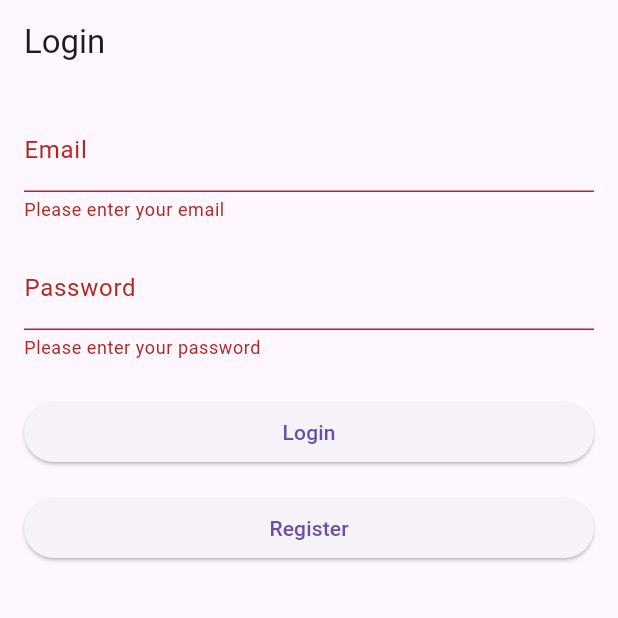
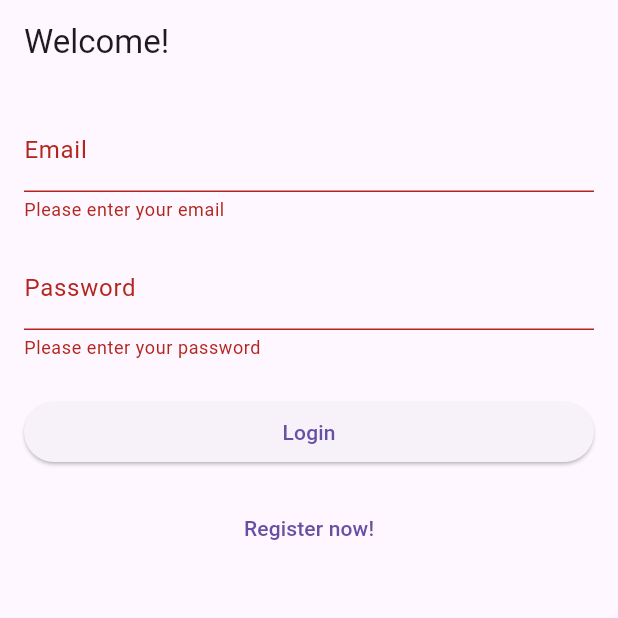
Before and after one commit to MoryaNischay/securip, a Flutter app: the screen it shows after launch, after a tap on "Register", after a tap on "Login", on a phone screen of 412 x 824 dp, the top half of it. Run offline on Flutter 3.47's test engine with Material 3 defaults, Android fonts, the light colour scheme and no system bars; our stand-ins replace firebase_auth, firebase_core; accounts and stored records are empty.

Commit message:
Made Connected Devices and implemented Login/Reg

```diff
--- a/lib/main.dart
+++ b/lib/main.dart
@@ -1,8 +1,9 @@
 import 'package:firebase_core/firebase_core.dart';
 import 'package:flutter/material.dart';
 import 'package:firebase_auth/firebase_auth.dart';
+
 import 'screens/login.dart'; // Replace with your actual file name
-
+import 'screens/condevs.dart';
 void main() async {
   WidgetsFlutterBinding.ensureInitialized();
   await Firebase.initializeApp();
@@ -22,30 +23,57 @@ class MyApp extends StatelessWidget {
         stream: FirebaseAuth.instance.authStateChanges(),
         builder: (context, snapshot) {
           if (snapshot.hasData) {
-            // User is logged in, navigate to the home screen
-            return HomeScreen(); // Replace with your home screen widget
+            final user = snapshot.data!; // Get the logged-in user object
+
+            // Navigate to the home screen with user data
+            return HomeScreen(user: user);
           } else {
-            // User is not logged in, show the login screen
-            return const LoginPage();
+            return LoginPage();
           }
         },
       ),
-      routes: {
-        '/home': (context) => HomeScreen(), // Replace with your home screen widget
-      },
     );
   }
 }
 
 class HomeScreen extends StatelessWidget {
+  final User user;
+
+  const HomeScreen({Key? key, required this.user}) : super(key: key);
+
   @override
   Widget build(BuildContext context) {
     return Scaffold(
       appBar: AppBar(
         title: const Text('Home'),
+        actions: [
+          IconButton(
+            icon: const Icon(Icons.logout),
+            onPressed: () async {
+              // Implement your logout logic here
+              await FirebaseAuth.instance.signOut();
+              // Navigate back to the login page or any other desired screen
+              Navigator.pushReplacementNamed(context, '/login');
+            },
+          ),
+        ],
       ),
-      body: const Center(
-        child: Text('Welcome to your app!'),
+      body: Center(
+        child: Column(
+          mainAxisAlignment: MainAxisAlignment.center,
+          children: [
+            Text('Welcome to SECURIPI!, ${user.email}!'),
+            ElevatedButton(
+              onPressed: () {
+                Navigator.push(
+                  context,
+                  MaterialPageRoute(builder: (context) => ConDevsPage()),
+                );
+              },
+              child: const Text('View Device Status'),
+            )
+          ],
+        ),
       ),
     );
   }
--- a/lib/screens/login.dart
+++ b/lib/screens/login.dart
@@ -12,6 +12,7 @@ class _LoginPageState extends State<LoginPage> {
   final _formKey = GlobalKey<FormState>();
   final _emailController = TextEditingController();
   final _passwordController = TextEditingController();
+  bool _isRegisterMode = true; // Set default mode to register
 
   @override
   void dispose() {
@@ -20,39 +21,32 @@ class _LoginPageState extends State<LoginPage> {
     super.dispose();
   }
 
-  Future<void> _signInWithEmailAndPassword() async {
+  Future<void> _submitForm() async {
     if (_formKey.currentState!.validate()) {
       try {
-        await FirebaseAuth.instance.signInWithEmailAndPassword(
-          email: _emailController.text.trim(),
-          password: _passwordController.text.trim(),
-        );
-        // Successful login, navigate to the next screen
-        Navigator.pushReplacementNamed(context, '/home'); // Replace with your home screen route
+        if (_isRegisterMode) {
+          // Register
+          await FirebaseAuth.instance.createUserWithEmailAndPassword(
+            email: _emailController.text.trim(),
+            password: _passwordController.text.trim(),
+          );
+        } else {
+          // Login
+          await FirebaseAuth.instance.signInWithEmailAndPassword(
+            email: _emailController.text.trim(),
+            password: _passwordController.text.trim(),
+          );
+        }
+        // Successful login/registration, navigate to the next screen
+        Navigator.pushReplacementNamed(
+            context, '/home'); // Replace with your home screen route
       } on FirebaseAuthException catch (e) {
-        // Handle login errors
-        print('Failed to sign in: ${e.code}');
+        // Handle login/registration errors
+        print('Failed to ${_isRegisterMode ? 'register' : 'login'}: ${e.code}');
         ScaffoldMessenger.of(context).showSnackBar(
-          SnackBar(content: Text('Failed to sign in: ${e.code}')),
-        );
-      }
-    }
-  }
-
-  Future<void> _registerWithEmailAndPassword() async {
-    if (_formKey.currentState!.validate()) {
-      try {
-        await FirebaseAuth.instance.createUserWithEmailAndPassword(
-          email: _emailController.text.trim(),
-          password: _passwordController.text.trim(),
-        );
-        // Successful registration, navigate to the next screen
-        Navigator.pushReplacementNamed(context, '/home'); // Replace with your home screen route
-      } on FirebaseAuthException catch (e) {
-        // Handle registration errors
-        print('Failed to register: ${e.code}');
-        ScaffoldMessenger.of(context).showSnackBar(
-          SnackBar(content: Text('Failed to register: ${e.code}')),
+          SnackBar(
+              content: Text(
+                  'Failed to ${_isRegisterMode ? 'register' : 'login'}: ${e.code}')),
         );
       }
     }
@@ -62,7 +56,7 @@ class _LoginPageState extends State<LoginPage> {
   Widget build(BuildContext context) {
     return Scaffold(
       appBar: AppBar(
-        title: const Text('Login'),
+        title: const Text('Welcome!'),
       ),
       body: Padding(
         padding: const EdgeInsets.all(16.0),
@@ -98,13 +92,18 @@ class _LoginPageState extends State<LoginPage> {
               ),
               const SizedBox(height: 24),
               ElevatedButton(
-                onPressed: _signInWithEmailAndPassword,
-                child: const Text('Login'),
+                onPressed: _submitForm,
+                child: Text(_isRegisterMode ? 'Register' : 'Login'),
               ),
               const SizedBox(height: 16),
-              ElevatedButton(
-                onPressed: _registerWithEmailAndPassword,
-                child: const Text('Register'),
+              TextButton(
+                onPressed: () {
+                  setState(() {
+                    _isRegisterMode = !_isRegisterMode;
+                  });
+                },
+                child: Text(
+                    _isRegisterMode ? 'Login' : 'Register now!'),
               ),
             ],
           ),
```
Also changed, not shown: lib/screens/condevs.dart (added, +15 -0 lines).
